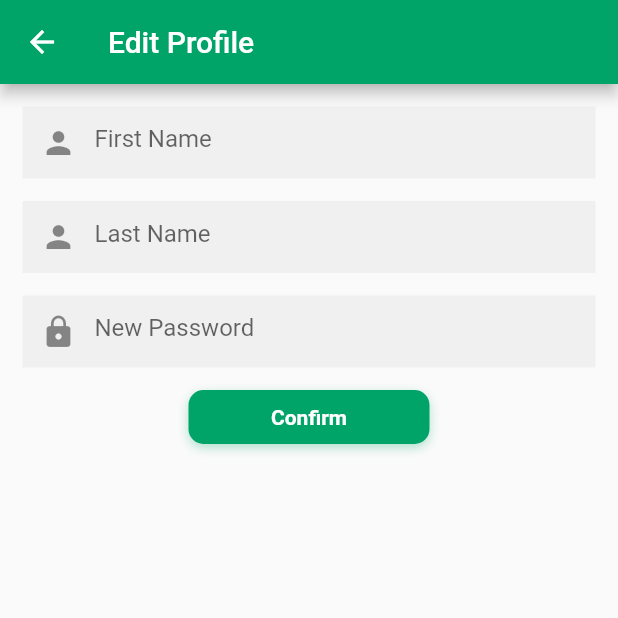
After one commit to elMubarak/NARR_mobile_app, a Flutter app: the EditProfile screen opened by its route, on a phone screen of 412 x 824 dp, the top half of it. The commit adds this screen. Run offline on Flutter 3.47's test engine with Material 2 defaults, Android fonts, the phone set to English and light mode, and no system bars; our stand-ins replace carousel_slider, charts_flutter, dio, file_picker, flushbar, font_awesome_flutter and 6 more; missing offline and left inert: ext_storage, flutter_inappwebview; accounts and stored records are empty; network calls fail.

Commit message:
profile management

```diff
--- a/lib/main.dart
+++ b/lib/main.dart
@@ -13,7 +13,7 @@ main() async {
 
   WidgetsFlutterBinding.ensureInitialized();
   HttpOverrides.global = new MyHttpOverrides();
-  await Hive.init(path);
+  Hive.init(path);
 
   runApp(
     MyApp(),
--- a/lib/routes/routes.dart
+++ b/lib/routes/routes.dart
@@ -1,6 +1,7 @@
 import 'package:flutter/material.dart';
 import 'package:narr/screens/convert_to_pdf.dart';
 import 'package:narr/screens/crowd_funding.dart';
+import 'package:narr/screens/edit_profile.dart';
 import 'package:narr/screens/grants.dart';
 import 'package:narr/screens/ocr_result.dart';
 import 'package:narr/screens/repository_list.dart';
@@ -43,4 +44,5 @@ Map<String, WidgetBuilder> myRoute = {
   Grants.id: (context) => Grants(),
   ResearchGrantsProposal.id: (context) => ResearchGrantsProposal(),
   RepositoryList.id: (context) => RepositoryList(),
+  EditProfile.id: (context) => EditProfile()
 };
--- /dev/null
+++ b/lib/screens/edit_profile.dart
@@ -0,0 +1,86 @@
+import 'package:flutter/material.dart';
+import 'package:narr/widgets/custom_button.dart';
+
+class EditProfile extends StatefulWidget {
+  static String id = '/editProfile';
+  @override
+  _EditProfileState createState() => _EditProfileState();
+}
+
+class _EditProfileState extends State<EditProfile> {
+  @override
+  Widget build(BuildContext context) {
+    return Scaffold(
+      appBar: AppBar(
+        title: Text('Edit Profile'),
+      ),
+      body: SafeArea(
+        child: SingleChildScrollView(
+          child: Container(
+            padding: EdgeInsets.all(15),
+            child: Column(
+              mainAxisAlignment: MainAxisAlignment.center,
+              children: <Widget>[
+                // Row(
+                //   mainAxisAlignment: MainAxisAlignment.spaceBetween,
+                //   children: [
+                //     IconButton(
+                //       icon: Icon(Icons.arrow_back),
+                //       onPressed: () {
+                //         Navigator.pop(context);
+                //       },
+                //     ),
+                //   ],
+                // ),
+
+                TextField(
+                  decoration: InputDecoration(
+                    border: InputBorder.none,
+                    hintText: 'First Name',
+                    filled: true,
+                    prefixIcon: Icon(Icons.person),
+                  ),
+                  keyboardType: TextInputType.text,
+                  onChanged: (value) {},
+                ),
+                SizedBox(
+                  height: 15.0,
+                ),
+                TextField(
+                  decoration: InputDecoration(
+                    border: InputBorder.none,
+                    hintText: 'Last Name',
+                    filled: true,
+                    prefixIcon: Icon(Icons.person),
+                  ),
+                  keyboardType: TextInputType.text,
+                  onChanged: (value) {},
+                ),
+                SizedBox(
+                  height: 15.0,
+                ),
+                TextField(
+                  decoration: InputDecoration(
+                    border: InputBorder.none,
+                    hintText: 'New Password',
+                    filled: true,
+                    prefixIcon: Icon(Icons.lock),
+                  ),
+                  keyboardType: TextInputType.text,
+                  onChanged: (value) {},
+                ),
+                SizedBox(
+                  height: 15.0,
+                ),
+                CustomBotton(
+                  buttonTitle: 'Confirm',
+                  isLoading: false,
+                )
+              ],
+            ),
+          ),
+        ),
+      ),
+    );
+  }
+}
--- a/lib/screens/login.dart
+++ b/lib/screens/login.dart
@@ -5,6 +5,9 @@ import 'package:narr/services/backend_service.dart';
 import 'package:narr/services/socket_service.dart';
 import 'package:narr/widgets/custom_button.dart';
 import 'package:narr/widgets/formCard.dart';
+
+String email;
+String password;
 
 class Login extends StatefulWidget {
   static String id = 'login';
@@ -20,8 +23,6 @@ class _LoginState extends State<Login> {
     _socketService.connectToServer();
   }
 
-  String email;
-  String password;
   bool _obscureText = true;
   bool showSpiner = false;
   bool isClickable = false;
--- a/lib/screens/reader.dart
+++ b/lib/screens/reader.dart
@@ -5,7 +5,7 @@ import 'package:narr/widgets/dark_mode_reader.dart';
 import 'package:numberpicker/numberpicker.dart';
 import 'package:photo_view/photo_view.dart';
 
-String singleResearchUrl = 'https://narr.ng/api/v1/research';
+String singleResearchUrl = 'https://api.narr.ng/api/v1/research';
 
 class Reader extends StatefulWidget {
   final String id;
@@ -70,7 +70,7 @@ class _SliderState extends State<Slider> {
                         child: PageSlider(
                           buttonCarouselController: buttonCarouselController,
                           imgList: [
-                            'https://narr.ng${research.data['payload']['readPath']}$_currentPage.jpg'
+                            'https://api.narr.ng${research.data['payload']['readPath']}$_currentPage.jpg'
                           ],
                           isDark: true,
                         ),
@@ -79,7 +79,7 @@ class _SliderState extends State<Slider> {
                   : PageSlider(
                       buttonCarouselController: buttonCarouselController,
                       imgList: [
-                        'https://narr.ng${research.data['payload']['readPath']}$_currentPage.jpg'
+                        'https://api.narr.ng${research.data['payload']['readPath']}$_currentPage.jpg'
                       ],
                       isDark: false,
                     ),
--- a/lib/screens/single_research_repository.dart
+++ b/lib/screens/single_research_repository.dart
@@ -248,6 +248,8 @@ class ResearchWork extends StatelessWidget {
                                         context,
                                         MaterialPageRoute(
                                           builder: (context) {
+                                            print(research.data['payload']
+                                                ['_id']);
                                             return Reader(research
                                                 .data['payload']['_id']);
                                           },
--- a/lib/widgets/menu_drawer.dart
+++ b/lib/widgets/menu_drawer.dart
@@ -13,7 +13,6 @@ import 'package:font_awesome_flutter/font_awesome_flutter.dart';
 import 'package:narr/screens/repository_list.dart';
 import 'package:narr/screens/video_conf.dart';
 import 'package:narr/widgets/custom_expansion_tile.dart';
-import 'package:narr/services/socket_service.dart';
 
 class DrawerItems extends StatelessWidget {
   @override
```
Also changed, not shown: lib/screens/home.dart (+13 -1 lines), lib/screens/profile.dart (+15 -14 lines), lib/services/backend_service.dart (+11 -9 lines), lib/services/socket_service.dart (+15 -1 lines).
